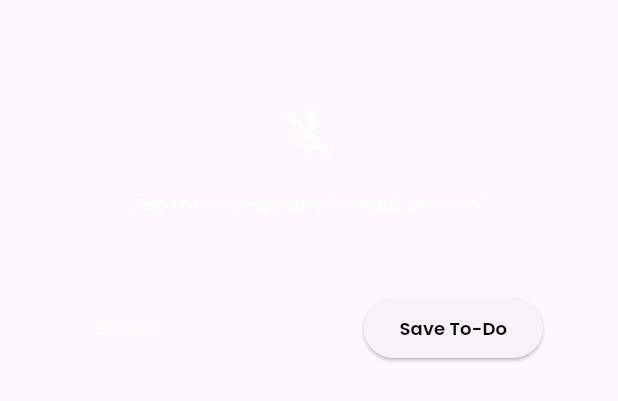
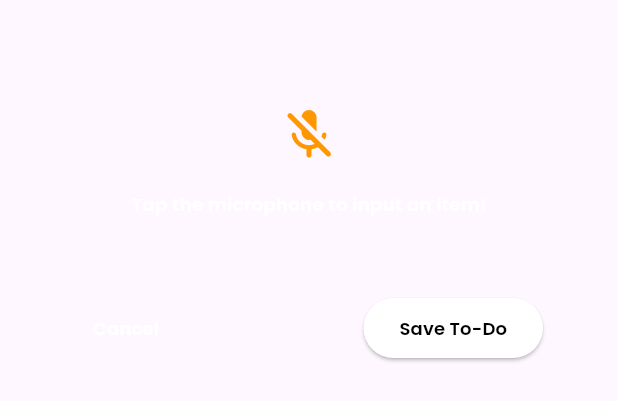
Before and after one commit to rajin-khan/TapSense, a Flutter app: the NewToDo widget shown alone on an empty page, opened directly with empty values, on a phone screen of 412 x 824 dp. Shown: the part 425-826 px from the top of the screen. Run offline on Flutter 3.47's test engine with Material 3 defaults, Android fonts, the phone set to English and light mode, and no system bars; our stand-ins replace flutter_tts, google_fonts, image_picker, speech_to_text; missing offline and left inert: google_mlkit_object_detection, google_mlkit_text_recognition.

Commit message:
Tweak UI

```diff
--- a/tap_sense/lib/sections/productivity/new_to_do.dart
+++ b/tap_sense/lib/sections/productivity/new_to_do.dart
@@ -127,7 +127,7 @@ class _NewToDoState extends State<NewToDo> {
               _speechToText.isNotListening
                   ? Icons.mic_off_rounded
                   : Icons.mic_rounded,
-              color: Colors.white,
+              color: Colors.orange,
               size: 40,
             ),
           ),
@@ -167,6 +167,7 @@ class _NewToDoState extends State<NewToDo> {
                 onPressed: () {
                   _submitToDoData();
                 },
+                style: ElevatedButton.styleFrom(backgroundColor: Colors.white),
                 child: Text(
                   'Save To-Do',
                   style: GoogleFonts.poppins(
```
Also changed, not shown: tap_sense/lib/sections/productivity/to_dos.dart (+9 -8 lines).
